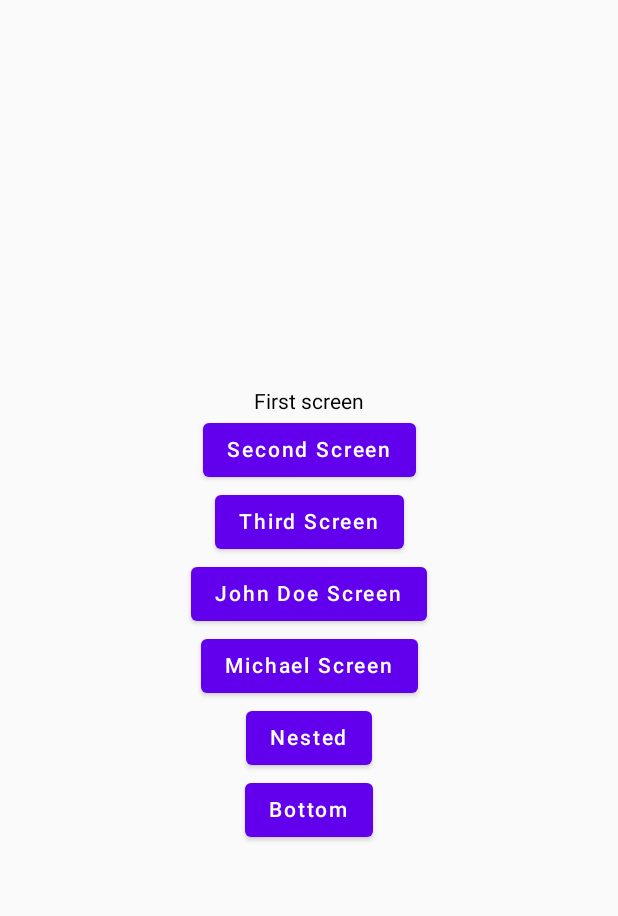
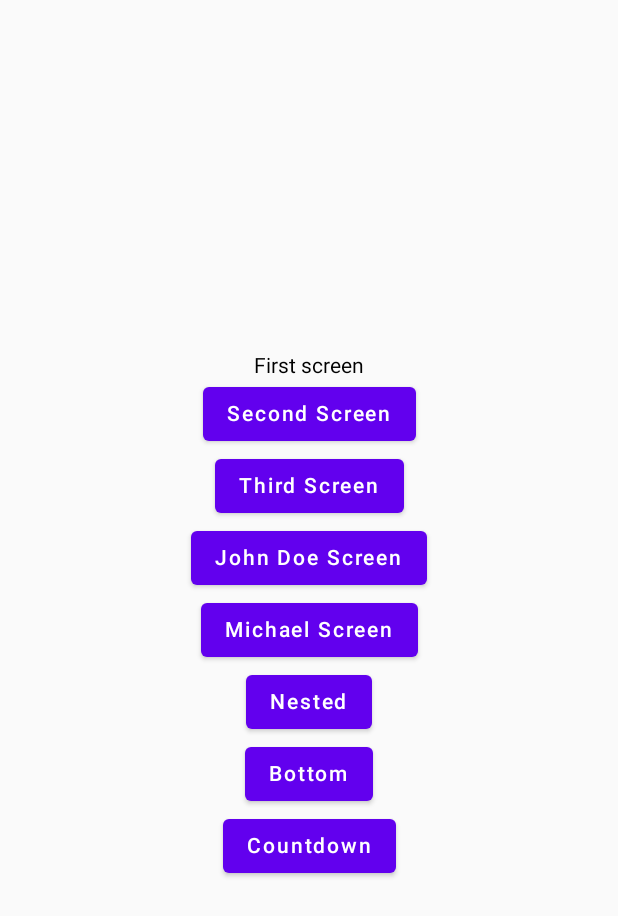
Before and after one commit to mkonkel/JetpackComposeNavigation, an Android app built with Jetpack Compose: the screen it shows after launch (MainActivity), on a phone screen of 412 x 824 dp. Shown: the top 916 px of the screen. Run offline under Robolectric (Android 15) with nearby library versions, the phone set to English and light mode, and no system bars.

Commit message:
Simple example with ViewModel countdown timer

```diff
--- a/composeApp/src/commonMain/kotlin/navigation/MainNavigation.kt
+++ b/composeApp/src/commonMain/kotlin/navigation/MainNavigation.kt
@@ -5,6 +5,7 @@ import androidx.navigation.NavHostController
 import androidx.navigation.compose.composable
 import androidx.navigation.compose.navigation
 import androidx.navigation.toRoute
+import screens.EleventhScreen
 import screens.FirstScreen
 import screens.FourthScreen
 import screens.SecondScreen
@@ -46,5 +47,9 @@ fun NavGraphBuilder.main(navController: NavHostController) {
         composable<Screen.Eighth> {
             EighthScreen()
         }
+
+        composable<Screen.Eleventh> {
+            EleventhScreen(navController)
+        }
     }
 }
--- a/composeApp/src/commonMain/kotlin/navigation/Screen.kt
+++ b/composeApp/src/commonMain/kotlin/navigation/Screen.kt
@@ -41,4 +41,7 @@ sealed class Screen {
             }
         }
     }
+
+    @Serializable
+    data object Eleventh : Screen()
 }
--- a/composeApp/src/commonMain/kotlin/screens/FirstScreen.kt
+++ b/composeApp/src/commonMain/kotlin/screens/FirstScreen.kt
@@ -48,5 +48,9 @@ fun FirstScreen(navController: NavHostController) {
         Button(onClick = { navController.navigate(Screen.Eighth) }) {
             Text("Bottom")
         }
+
+        Button(onClick = { navController.navigate(Screen.Eleventh) }) {
+            Text("Countdown")
+        }
     }
 }
```
Also changed, not shown: composeApp/src/commonMain/kotlin/screens/EleventhScreen.kt (added, +45 -0 lines), composeApp/src/commonMain/kotlin/viewmodels/EleventhViewModel.kt (added, +23 -0 lines).
